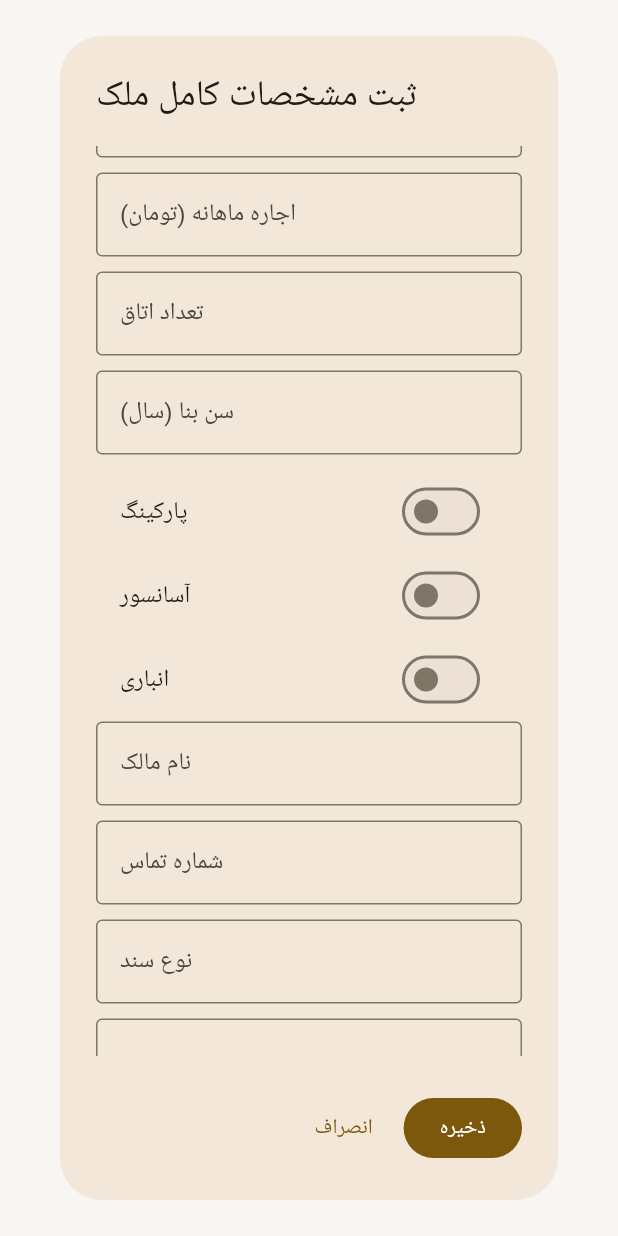
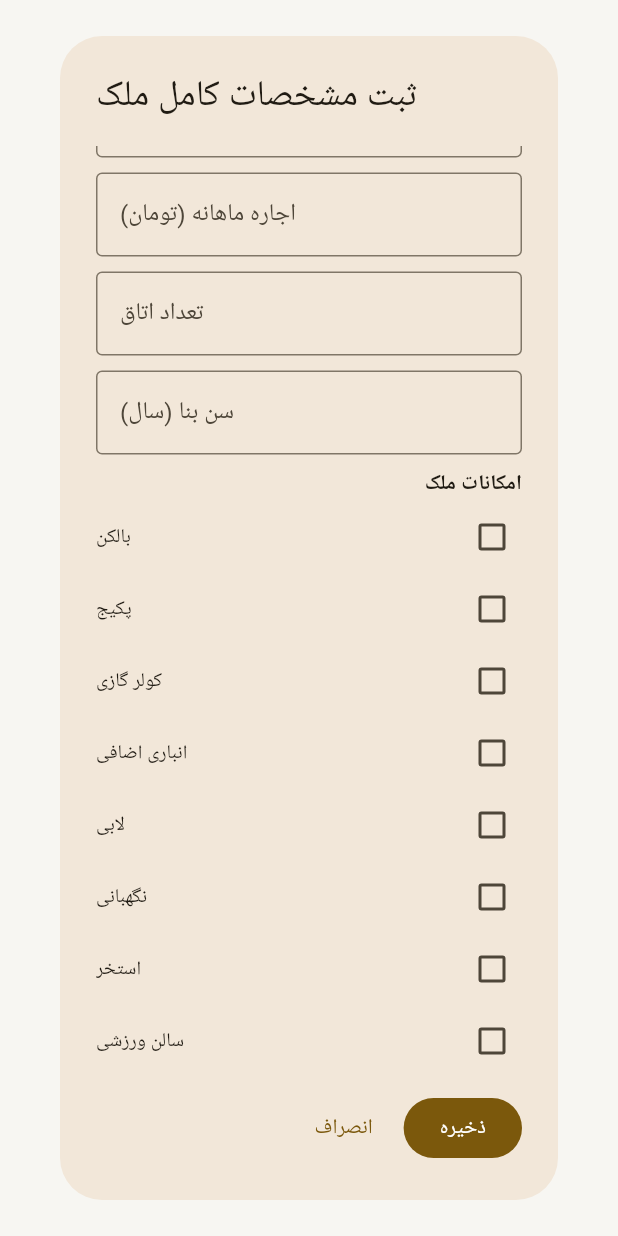
Before and after one commit to momenibabak646-creator/amlak-panah, a Flutter app: the PropertyForm widget shown alone on an empty page, opened directly, scrolled down 576 dp, on a phone screen of 412 x 824 dp. Run offline on Flutter 3.47's test engine with Material 3 defaults, Android fonts, the phone set to English and light mode, and no system bars; our stand-ins replace image_picker, shared_preferences, supabase_flutter; accounts and stored records are empty.

Commit message:
Add structured property amenities to listing form

```diff
--- a/lib/app_pages.dart
+++ b/lib/app_pages.dart
@@ -41,7 +41,7 @@ class _PropertiesPageState extends State<PropertiesPage>{
   Future<void> load()async{try{final r=await AmlakSupabase.loadProperties();if(mounted)setState(()=>rows=r);}catch(e){_error(e);}finally{if(mounted)setState(()=>loading=false);}}
   void _error(Object e)=>ScaffoldMessenger.of(context).showSnackBar(SnackBar(content:Text('خطا: $e')));
   List<Map<String,dynamic>> get filtered=>rows.where((p){final text='${p['title']} ${p['address']} ${p['neighborhood']} ${p['phone']} ${p['file_code']}'.toLowerCase();return text.contains(query.toLowerCase())&&(deal=='همه'||p['deal_type']==deal)&&(kind=='همه'||p['property_type']==kind);}).toList();
-  Future<void> edit([Map<String,dynamic>? p])async{final result=await showDialog<Map<String,dynamic>>(context:context,builder:(_)=>PropertyForm(initial:p));if(result==null)return;try{final saved=await AmlakSupabase.saveProperty(id:p?['id']?.toString(),title:result['title'],kind:result['property_type'],address:result['address'],area:result['area'],price:result['price'],phone:result['phone'],dealType:result['deal_type'],city:result['city'],neighborhood:result['neighborhood'],deposit:result['deposit'],monthlyRent:result['monthly_rent'],bedrooms:result['bedrooms'],buildingAge:result['building_age'],parking:result['parking'],elevator:result['elevator'],storage:result['storage'],sellerName:result['seller_name'],documentType:result['document_type'],description:result['description'],status:result['status']);if(p!=null){rows[rows.indexWhere((x)=>x['id']==p['id'])]=saved;}else{rows.insert(0,saved);}if(mounted)setState((){});}catch(e){_error(e);}}
+  Future<void> edit([Map<String,dynamic>? p])async{final result=await showDialog<Map<String,dynamic>>(context:context,builder:(_)=>PropertyForm(initial:p));if(result==null)return;try{final saved=await AmlakSupabase.saveProperty(id:p?['id']?.toString(),title:result['title'],kind:result['property_type'],address:result['address'],area:result['area'],price:result['price'],phone:result['phone'],dealType:result['deal_type'],city:result['city'],neighborhood:result['neighborhood'],deposit:result['deposit'],monthlyRent:result['monthly_rent'],bedrooms:result['bedrooms'],buildingAge:result['building_age'],parking:result['parking'],elevator:result['elevator'],storage:result['storage'],features:List<String>.from(result['features']??[]),sellerName:result['seller_name'],documentType:result['document_type'],description:result['description'],status:result['status']);if(p!=null){rows[rows.indexWhere((x)=>x['id']==p['id'])]=saved;}else{rows.insert(0,saved);}if(mounted)setState((){});}catch(e){_error(e);}}
   Future<void> remove(Map<String,dynamic> p)async{try{await AmlakSupabase.deleteRow('properties',p['id'].toString());setState(()=>rows.remove(p));}catch(e){_error(e);}}
   @override Widget build(BuildContext context)=>Scaffold(floatingActionButton:FloatingActionButton.extended(onPressed:()=>edit(),backgroundColor:gold,icon:const Icon(Icons.add),label:const Text('ثبت فایل')),body:RefreshIndicator(onRefresh:load,child:Column(children:[
     Padding(padding:const EdgeInsets.fromLTRB(12,12,12,4),child:TextField(onChanged:(v)=>setState(()=>query=v),decoration:const InputDecoration(prefixIcon:Icon(Icons.search),hintText:'جستجوی کد، عنوان، محله یا تلفن',border:OutlineInputBorder()))),
@@ -55,18 +55,18 @@ class PropertyForm extends StatefulWidget {
  @override State<PropertyForm> createState()=>_PropertyFormState();
 }
 class _PropertyFormState extends State<PropertyForm>{
- final keyForm=GlobalKey<FormState>();late final Map<String,TextEditingController> c;late String kind,deal,status;late bool parking,elevator,storage;
- @override void initState(){super.initState();final p=widget.initial??{};c={for(final k in ['title','city','neighborhood','address','area','price','deposit','monthly_rent','bedrooms','building_age','phone','seller_name','document_type','description']) k:TextEditingController(text:p[k]?.toString()??(k=='city'?'گرگان':''))};kind=p['property_type']??kinds.first;deal=p['deal_type']??deals.first;status=p['status']??'active';parking=p['parking']==true;elevator=p['elevator']==true;storage=p['storage']==true;}
+ final keyForm=GlobalKey<FormState>();late final Map<String,TextEditingController> c;late String kind,deal,status;late bool parking,elevator,storage; Set<String> features={};
+ @override void initState(){super.initState();final p=widget.initial??{};c={for(final k in ['title','city','neighborhood','address','area','price','deposit','monthly_rent','bedrooms','building_age','phone','seller_name','document_type','description']) k:TextEditingController(text:p[k]?.toString()??(k=='city'?'گرگان':''))};kind=p['property_type']??kinds.first;deal=p['deal_type']??deals.first;status=p['status']??'active';parking=p['parking']==true;elevator=p['elevator']==true;storage=p['storage']==true;features=Set<String>.from((p['features'] is List)?p['features']:[]);}
  @override void dispose(){for(final x in c.values){x.dispose();}super.dispose();}
  Widget field(String k,String label,{bool number=false,int lines=1})=>Padding(padding:const EdgeInsets.only(bottom:10),child:TextFormField(controller:c[k],maxLines:lines,keyboardType:number?TextInputType.number:TextInputType.text,decoration:InputDecoration(labelText:label,border:const OutlineInputBorder()),validator:k=='title'?(v)=>v==null||v.trim().isEmpty?'عنوان ملک الزامی است':null:null));
  @override Widget build(BuildContext context)=>AlertDialog(title:Text(widget.initial==null?'ثبت مشخصات کامل ملک':'ویرایش ملک'),content:SizedBox(width:480,child:Form(key:keyForm,child:SingleChildScrollView(child:Column(mainAxisSize:MainAxisSize.min,children:[
   DropdownButtonFormField<String>(value:kind,decoration:const InputDecoration(labelText:'نوع ملک'),items:kinds.map((v)=>DropdownMenuItem(value:v,child:Text(v))).toList(),onChanged:(v)=>setState(()=>kind=v??kind)),
   const SizedBox(height:10),DropdownButtonFormField<String>(value:deal,decoration:const InputDecoration(labelText:'نوع معامله'),items:deals.map((v)=>DropdownMenuItem(value:v,child:Text(v))).toList(),onChanged:(v)=>setState(()=>deal=v??deal)),
   const SizedBox(height:10),field('title','عنوان فایل'),field('city','شهر'),field('neighborhood','محله'),field('address','آدرس کامل'),field('area','متراژ (متر)',number:true),field('price','قیمت کل (تومان)',number:true),field('deposit','مبلغ رهن/ودیعه (تومان)',number:true),field('monthly_rent','اجاره ماهانه (تومان)',number:true),field('bedrooms','تعداد اتاق',number:true),field('building_age','سن بنا (سال)',number:true),
-  SwitchListTile(title:const Text('پارکینگ'),value:parking,onChanged:(v)=>setState(()=>parking=v)),SwitchListTile(title:const Text('آسانسور'),value:elevator,onChanged:(v)=>setState(()=>elevator=v)),SwitchListTile(title:const Text('انباری'),value:storage,onChanged:(v)=>setState(()=>storage=v)),
+  const Align(alignment:Alignment.centerRight,child:Text('امکانات ملک',style:TextStyle(fontWeight:FontWeight.bold))),...['بالکن','پکیج','کولر گازی','انباری اضافی','لابی','نگهبانی','استخر','سالن ورزشی','کابینت MDF','بازسازی‌شده'].map((f)=>CheckboxListTile(dense:true,contentPadding:EdgeInsets.zero,title:Text(f),value:features.contains(f),onChanged:(v)=>setState((){if(v==true){features.add(f);}else{features.remove(f);}}))),SwitchListTile(title:const Text('پارکینگ'),value:parking,onChanged:(v)=>setState(()=>parking=v)),SwitchListTile(title:const Text('آسانسور'),value:elevator,onChanged:(v)=>setState(()=>elevator=v)),SwitchListTile(title:const Text('انباری'),value:storage,onChanged:(v)=>setState(()=>storage=v)),
   field('seller_name','نام مالک'),field('phone','شماره تماس',number:true),field('document_type','نوع سند'),field('description','توضیحات و امکانات',lines:3),
   DropdownButtonFormField<String>(value:status,decoration:const InputDecoration(labelText:'وضعیت فایل'),items:const [DropdownMenuItem(value:'active',child:Text('فعال')),DropdownMenuItem(value:'sold',child:Text('فروخته‌شده')),DropdownMenuItem(value:'rented',child:Text('اجاره رفته')),DropdownMenuItem(value:'archived',child:Text('بایگانی'))],onChanged:(v)=>setState(()=>status=v??status)),
- ])))),actions:[TextButton(onPressed:()=>Navigator.pop(context),child:const Text('انصراف')),FilledButton(onPressed:(){if(keyForm.currentState!.validate()){final out=<String,dynamic>{for(final e in c.entries)e.key:e.value.text.trim(),'property_type':kind,'deal_type':deal,'parking':parking,'elevator':elevator,'storage':storage,'status':status};Navigator.pop(context,out);}},child:const Text('ذخیره'))]);
+ ])))),actions:[TextButton(onPressed:()=>Navigator.pop(context),child:const Text('انصراف')),FilledButton(onPressed:(){if(keyForm.currentState!.validate()){final out=<String,dynamic>{for(final e in c.entries)e.key:e.value.text.trim(),'property_type':kind,'deal_type':deal,'parking':parking,'elevator':elevator,'storage':storage,'features':features.toList(),'status':status};Navigator.pop(context,out);}},child:const Text('ذخیره'))]);
 }
 
 class CustomersPage extends StatefulWidget {const CustomersPage({super.key});@override State<CustomersPage> createState()=>_CustomersPageState();}
```
